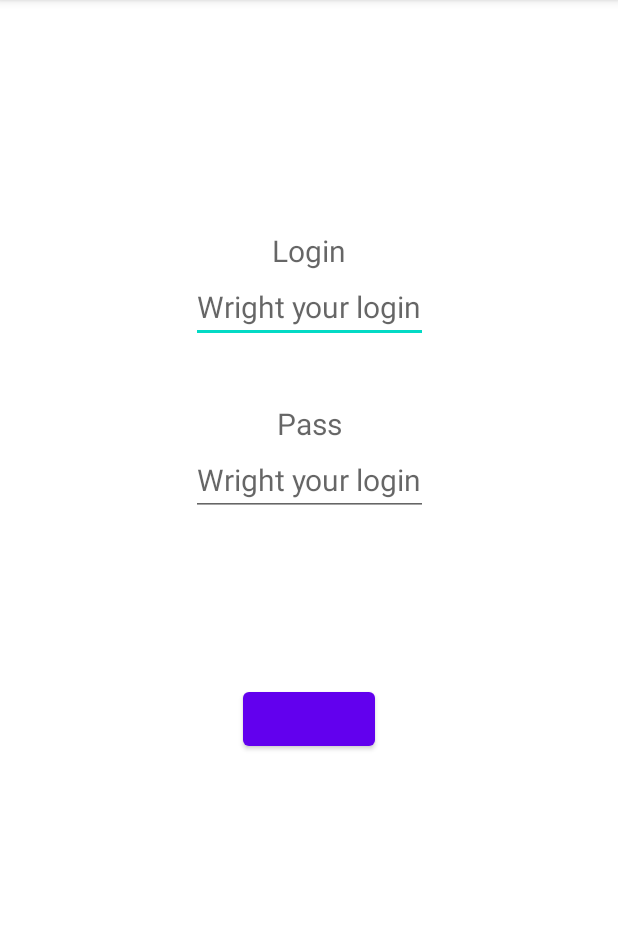
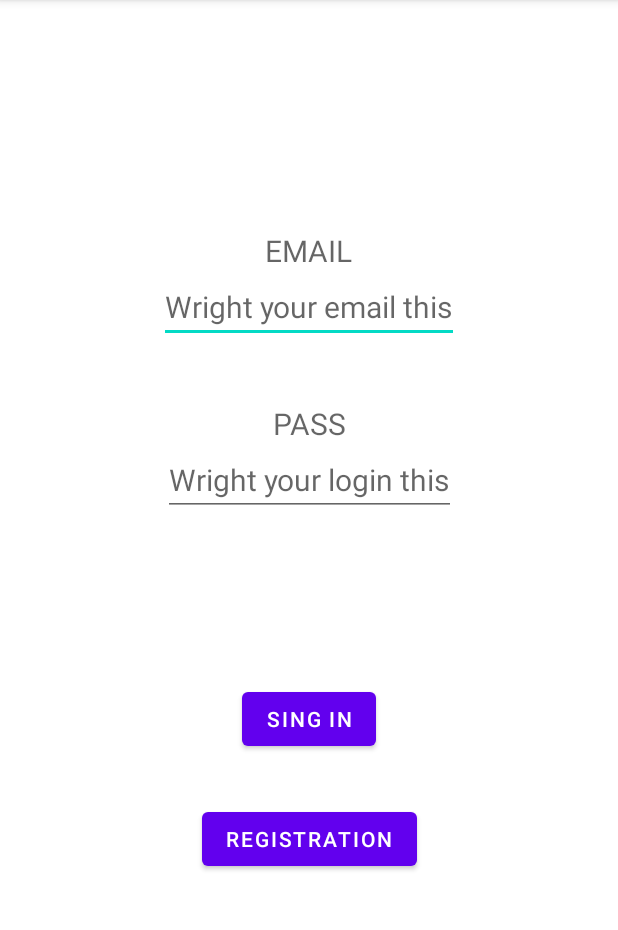
Before and after one commit to Samurai-lab/Client-app-for-control-temperature, an Android app: the screen it shows after launch (AuthActivity), on a phone screen of 412 x 824 dp, the part 84-1014 px from its top. Run offline under Robolectric (Android 15) with nearby library versions, the phone set to English and light mode, and no system bars; our stand-ins replace Firebase (no records; nobody signed in at launch, a user with empty details on screens opened directly).

Commit message:
cv 0.0.4

```diff
--- a/Controlsboilergrowtemperature/app/src/main/java/com/example/controlsboilergrowtemperature/AuthActivity.java
+++ b/Controlsboilergrowtemperature/app/src/main/java/com/example/controlsboilergrowtemperature/AuthActivity.java
@@ -1,14 +1,92 @@
 package com.example.controlsboilergrowtemperature;
 
+import static android.content.ContentValues.TAG;
+
+import androidx.annotation.NonNull;
+import androidx.appcompat.app.AlertDialog;
 import androidx.appcompat.app.AppCompatActivity;
 
+import android.annotation.SuppressLint;
+import android.content.Intent;
 import android.os.Bundle;
+import android.os.CountDownTimer;
+import android.provider.Settings;
+import android.util.Log;
+import android.view.View;
+import android.widget.Button;
+import android.widget.EditText;
+import android.widget.TextView;
+import android.widget.Toast;
+
+import com.google.android.gms.tasks.OnFailureListener;
+import com.google.android.gms.tasks.OnSuccessListener;
+import com.google.firebase.auth.AuthResult;
+import com.google.firebase.auth.FirebaseAuth;
+import com.google.firebase.firestore.DocumentSnapshot;
+import com.google.firebase.firestore.FirebaseFirestore;
+
+import java.util.HashMap;
 
 public class AuthActivity extends AppCompatActivity {
 
-    @Override
+    private EditText mailEditText;
+    private EditText passEditText;
+
+    private Button loginBtn;
+    private Button registerBtn;
+    private FirebaseAuth firebaseAuth;
+
     protected void onCreate(Bundle savedInstanceState) {
         super.onCreate(savedInstanceState);
         setContentView(R.layout.activity_auth);
+        firebaseAuth = FirebaseAuth.getInstance();
+
+        mailEditText = findViewById(R.id.mailEditText);
+        passEditText = findViewById(R.id.passEditText);
+        loginBtn = findViewById(R.id.loginBtn);
+        registerBtn = findViewById(R.id.registerBtn);
+
+        registerBtn.setOnClickListener(new View.OnClickListener() {
+            @Override
+            public void onClick(View view) {
+                String getEmail = mailEditText.getText().toString();
+                String getPass = passEditText.getText().toString();
+                firebaseAuth.createUserWithEmailAndPassword(getEmail, getPass).
+                        addOnSuccessListener(new OnSuccessListener<AuthResult>() {
+                    @Override
+                    public void onSuccess(AuthResult authResult) {
+                        Intent intent = new Intent(AuthActivity.this, MainActivity.class);
+                        startActivity(intent);
+                        Toast.makeText(AuthActivity.this, "Account created", Toast.LENGTH_SHORT).show();
+                    }
+                }).addOnFailureListener(new OnFailureListener() {
+                            @Override
+                            public void onFailure(@NonNull Exception e) {
+                                Toast.makeText(AuthActivity.this, "Write information in line", Toast.LENGTH_SHORT).show();
+                            }
+                        });
+            }
+        });
+        loginBtn.setOnClickListener(new View.OnClickListener() {
+            @Override
+            public void onClick(View view) {
+                String getEmail = mailEditText.getText().toString();
+                String getPass = passEditText.getText().toString();
+                firebaseAuth.signInWithEmailAndPassword(getEmail, getPass).addOnSuccessListener(new OnSuccessListener<AuthResult>() {
+                    @Override
+                    public void onSuccess(AuthResult authResult) {
+                        Intent intent = new Intent(AuthActivity.this, MainActivity.class);
+                        intent.putExtra("email", mailEditText.getText().toString());
+                        startActivity(intent);
+                        Toast.makeText(AuthActivity.this, "Welcome!", Toast.LENGTH_SHORT).show();
+                    }
+                }).addOnFailureListener(new OnFailureListener() {
+                    @Override
+                    public void onFailure(@NonNull Exception e) {
+                        Toast.makeText(AuthActivity.this, "Email of pass is wrong!", Toast.LENGTH_SHORT).show();
+                    }
+                });
+            }
+        });
     }
 }
--- a/Controlsboilergrowtemperature/app/src/main/java/com/example/controlsboilergrowtemperature/MainActivity.java
+++ b/Controlsboilergrowtemperature/app/src/main/java/com/example/controlsboilergrowtemperature/MainActivity.java
@@ -41,6 +41,9 @@ public class MainActivity extends AppCompatActivity {
     protected void onCreate(Bundle savedInstanceState) {
         super.onCreate(savedInstanceState);
         setContentView(R.layout.activity_main);
+
+        Bundle arguments = getIntent().getExtras();
+        String emailValue = arguments.get("email").toString();
 
         Button getDataBtn = findViewById(R.id.getDataBtn);
         Button postDataBtn = findViewById(R.id.postDataBtn);
@@ -91,6 +94,7 @@ public class MainActivity extends AppCompatActivity {
                 JSONObject jsonObject = new JSONObject();
                 editTextString = editTextTemperature.getText().toString();
                 try {
+                    jsonObject.put("Login: ", emailValue);
                     jsonObject.put("Temperature: ", editTextString);
                 } catch (JSONException e) {
                     e.printStackTrace();
--- a/Controlsboilergrowtemperature/app/src/main/res/layout/activity_auth.xml
+++ b/Controlsboilergrowtemperature/app/src/main/res/layout/activity_auth.xml
@@ -8,10 +8,10 @@
 
 
     <TextView
-        android:id="@+id/loginTextView"
+        android:id="@+id/mailTextView"
         android:layout_width="wrap_content"
         android:layout_height="wrap_content"
-        android:hint="Login"
+        android:hint="EMAIL"
         android:textSize="20sp"
         app:layout_constraintTop_toTopOf="@+id/guideline4"
         app:layout_constraintStart_toStartOf="@+id/guideline2"
@@ -19,33 +19,33 @@
         tools:ignore="MissingConstraints"/>
 
     <EditText
-        android:id="@+id/loginEditText"
+        android:id="@+id/mailEditText"
         android:layout_width="wrap_content"
         android:layout_height="wrap_content"
-        android:hint="Wright your login"
+        android:hint="Wright your email this"
         android:textSize="20sp"
         app:layout_constraintEnd_toEndOf="@+id/guideline3"
         app:layout_constraintStart_toStartOf="@+id/guideline2"
-        app:layout_constraintTop_toBottomOf="@+id/loginTextView"
+        app:layout_constraintTop_toBottomOf="@+id/mailTextView"
         tools:ignore="MissingConstraints" />
 
     <TextView
         android:id="@+id/passTextView"
         android:layout_width="wrap_content"
         android:layout_height="wrap_content"
-        android:hint="Pass"
+        android:hint="PASS"
         android:textSize="20sp"
         app:layout_constraintTop_toTopOf="@+id/guideline6"
         app:layout_constraintStart_toStartOf="@+id/guideline2"
         app:layout_constraintEnd_toEndOf="@+id/guideline3"
-        app:layout_constraintTop_toBottomOf="@+id/loginEditText"
+        app:layout_constraintTop_toBottomOf="@+id/mailEditText"
         tools:ignore="MissingConstraints"/>
 
     <EditText
         android:id="@+id/passEditText"
         android:layout_width="wrap_content"
         android:layout_height="wrap_content"
-        android:hint="Wright your login"
+        android:hint="Wright your login this"
         android:textSize="20sp"
         app:layout_constraintEnd_toEndOf="@+id/guideline3"
         app:layout_constraintStart_toStartOf="@+id/guideline2"
@@ -53,12 +53,23 @@
         tools:ignore="MissingConstraints" />
 
     <Button
-        android:id="@+id/authBtn"
+        android:id="@+id/loginBtn"
+        android:text="Sing in"
         android:layout_width="wrap_content"
         android:layout_height="wrap_content"
         app:layout_constraintEnd_toEndOf="@+id/guideline3"
         app:layout_constraintStart_toStartOf="@+id/guideline2"
         app:layout_constraintTop_toBottomOf="@+id/passEditText"
+        app:layout_constraintBottom_toTopOf="@id/guideline5"/>
+
+    <Button
+        android:id="@+id/registerBtn"
+        android:layout_width="wrap_content"
+        android:text="Registration"
+        android:layout_height="wrap_content"
+        app:layout_constraintEnd_toEndOf="@+id/guideline3"
+        app:layout_constraintStart_toStartOf="@+id/guideline2"
+        app:layout_constraintTop_toBottomOf="@+id/loginBtn"
         app:layout_constraintBottom_toTopOf="@id/guideline5"/>
 
     <androidx.constraintlayout.widget.Guideline
--- a/Controlsboilergrowtemperature/app/src/main/res/layout/activity_main.xml
+++ b/Controlsboilergrowtemperature/app/src/main/res/layout/activity_main.xml
@@ -16,8 +16,6 @@
             app:layout_constraintEnd_toEndOf="parent"
             app:layout_constraintStart_toStartOf="parent"
             app:layout_constraintTop_toTopOf="parent" />
-
-
 
     <Button
         android:id="@+id/postDataBtn"
--- a/Controlsboilergrowtemperature/build.gradle
+++ b/Controlsboilergrowtemperature/build.gradle
@@ -1,4 +1,8 @@
-// Top-level build file where you can add configuration options common to all sub-projects/modules.
+buildscript {
+    dependencies {
+        classpath 'com.google.gms:google-services:4.3.3'
+    }
+}// Top-level build file where you can add configuration options common to all sub-projects/modules.
 plugins {
     id 'com.android.application' version '7.2.1' apply false
     id 'com.android.library' version '7.2.1' apply false
```
Also changed, not shown: Controlsboilergrowtemperature/app/build.gradle (+17 -0 lines), 1 other file.
